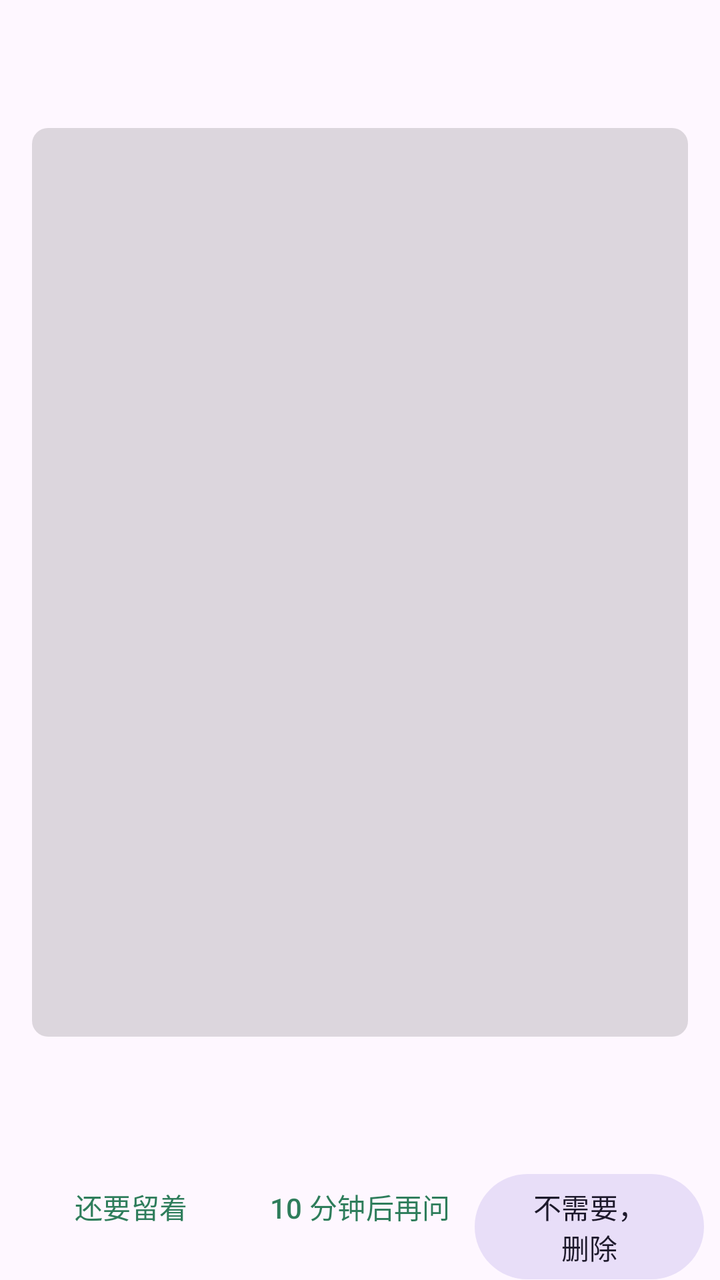
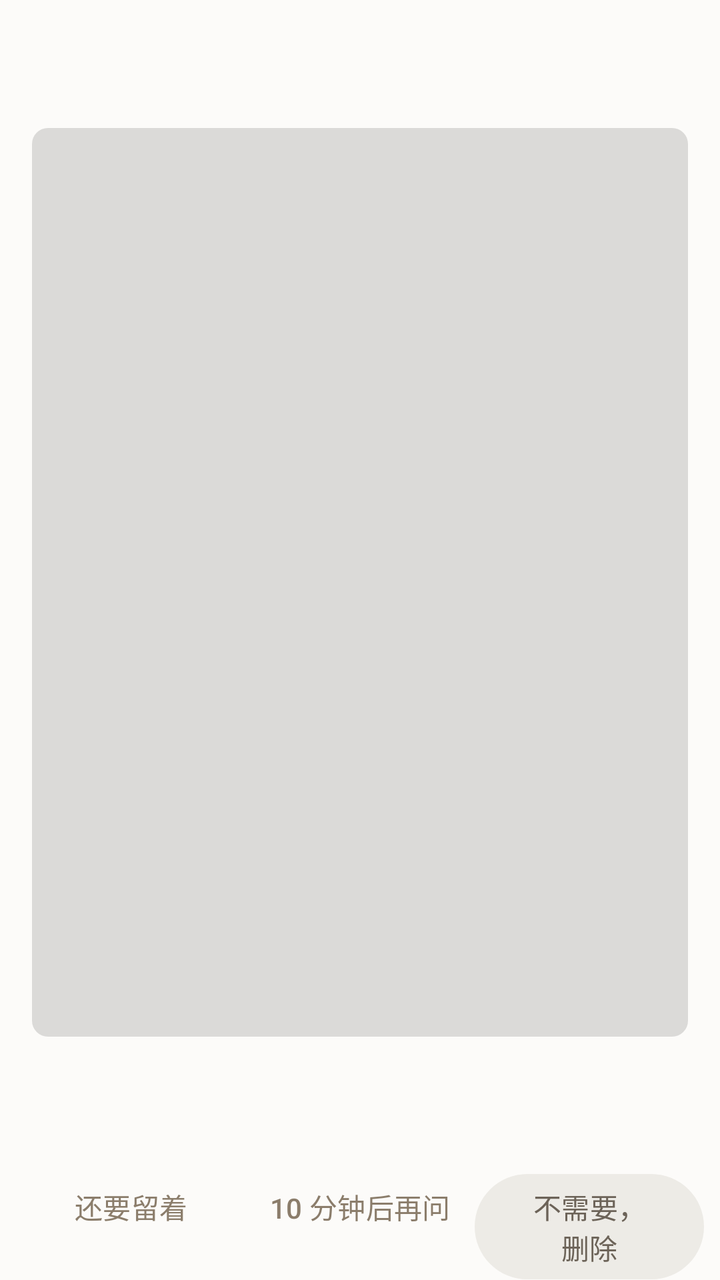

Compare the two renders of this Android layout. The source of the first and the diff that turns it into the second are given below.
<!-- AndroidManifest.xml: application theme Theme.ScreenshotBye -->
<!-- res/layout/activity_review.xml -->
<?xml version="1.0" encoding="utf-8"?>
<LinearLayout xmlns:android="http://schemas.android.com/apk/res/android"
    android:layout_width="match_parent"
    android:layout_height="match_parent"
    android:orientation="vertical">

    <com.google.android.material.appbar.MaterialToolbar
        android:id="@+id/toolbar"
        android:layout_width="match_parent"
        android:layout_height="?attr/actionBarSize" />

    <TextView
        android:id="@+id/reviewEmpty"
        android:layout_width="match_parent"
        android:layout_height="wrap_content"
        android:gravity="center"
        android:padding="32dp"
        android:text="@string/review_empty"
        android:textColor="@color/muted"
        android:visibility="gone" />

    <FrameLayout
        android:layout_width="match_parent"
        android:layout_height="0dp"
        android:layout_weight="1">

        
        <LinearLayout
            android:id="@+id/reviewCard"
            android:layout_width="match_parent"
            android:layout_height="match_parent"
            android:orientation="vertical"
            android:paddingStart="16dp"
            android:paddingEnd="16dp">

            <ImageView
                android:id="@+id/shotImage"
                android:layout_width="match_parent"
                android:layout_height="0dp"
                android:layout_weight="1"
                android:adjustViewBounds="true"
                android:background="@drawable/thumb_placeholder"
                android:contentDescription="@string/dialog_preview"
                android:scaleType="fitCenter" />

            <TextView
                android:id="@+id/shotName"
                android:layout_width="match_parent"
                android:layout_height="wrap_content"
                android:layout_marginTop="10dp"
                android:ellipsize="middle"
                android:maxLines="1"
                android:textSize="13sp"
                android:textStyle="bold" />

            <TextView
                android:id="@+id/shotMeta"
                android:layout_width="match_parent"
                android:layout_height="wrap_content"
                android:layout_marginTop="2dp"
                android:textColor="@color/muted"
                android:textSize="11sp" />

            <TextView
                android:id="@+id/shotProgress"
                android:layout_width="match_parent"
                android:layout_height="wrap_content"
                android:layout_marginTop="2dp"
                android:gravity="end"
                android:textColor="@color/muted"
                android:textSize="11sp" />
        </LinearLayout>

        
        <androidx.recyclerview.widget.RecyclerView
            android:id="@+id/confirmList"
            android:layout_width="match_parent"
            android:layout_height="match_parent"
            android:clipToPadding="false"
            android:paddingStart="12dp"
            android:paddingEnd="12dp"
            android:visibility="gone" />
    </FrameLayout>

    <LinearLayout
        android:id="@+id/reviewActions"
        android:layout_width="match_parent"
        android:layout_height="wrap_content"
        android:layout_marginStart="8dp"
        android:layout_marginEnd="8dp"
        android:orientation="horizontal">

        <com.google.android.material.button.MaterialButton
            android:id="@+id/btnKeep"
            style="@style/Widget.Material3.Button.TextButton"
            android:layout_width="0dp"
            android:layout_height="wrap_content"
            android:layout_weight="1"
            android:text="@string/act_keep" />

        <com.google.android.material.button.MaterialButton
            android:id="@+id/btnSnooze"
            style="@style/Widget.Material3.Button.TextButton"
            android:layout_width="0dp"
            android:layout_height="wrap_content"
            android:layout_weight="1"
            android:text="@string/act_snooze" />

        <com.google.android.material.button.MaterialButton
            android:id="@+id/btnDelete"
            style="@style/Widget.Material3.Button.TonalButton"
            android:layout_width="0dp"
            android:layout_height="wrap_content"
            android:layout_weight="1"
            android:text="@string/act_delete" />
    </LinearLayout>

    <LinearLayout
        android:id="@+id/confirmActions"
        android:layout_width="match_parent"
        android:layout_height="wrap_content"
        android:layout_marginStart="8dp"
        android:layout_marginEnd="8dp"
        android:orientation="horizontal"
        android:visibility="gone">

        <com.google.android.material.button.MaterialButton
            android:id="@+id/btnConfirmBack"
            style="@style/Widget.Material3.Button.OutlinedButton"
            android:layout_width="0dp"
            android:layout_height="wrap_content"
            android:layout_weight="1"
            android:text="@string/review_back" />

        <com.google.android.material.button.MaterialButton
            android:id="@+id/btnConfirmDelete"
            android:layout_width="0dp"
            android:layout_height="wrap_content"
            android:layout_marginStart="8dp"
            android:layout_weight="2"
            android:text="@string/review_confirm_delete" />
    </LinearLayout>
</LinearLayout>
<!-- resources referenced by this layout -->
<resources>
  <color name="muted">#5C6355</color>
  <style name="Theme.ScreenshotBye" parent="Theme.Material3.DayNight.NoActionBar">
          <item name="colorPrimary">@color/seed</item>
          <item name="android:statusBarColor">?attr/colorSurface</item>
          <item name="android:windowLightStatusBar" tools:targetApi="m">true</item>
      </style>
  <color name="seed">#2E7D5B</color>
  <!-- unchanged entries left out for length: 8 -->
</resources>

<!-- the commit's change to res/layout/activity_review.xml (unified diff, before → after) -->
@@ -16,7 +16,7 @@
         android:gravity="center"
         android:padding="32dp"
         android:text="@string/review_empty"
-        android:textColor="@color/muted"
+        android:textColor="?attr/colorOnSurfaceVariant"
         android:visibility="gone" />
 
     <FrameLayout
@@ -58,7 +58,7 @@
                 android:layout_width="match_parent"
                 android:layout_height="wrap_content"
                 android:layout_marginTop="2dp"
-                android:textColor="@color/muted"
+                android:textColor="?attr/colorOnSurfaceVariant"
                 android:textSize="11sp" />
 
             <TextView
@@ -67,7 +67,7 @@
                 android:layout_height="wrap_content"
                 android:layout_marginTop="2dp"
                 android:gravity="end"
-                android:textColor="@color/muted"
+                android:textColor="?attr/colorOnSurfaceVariant"
                 android:textSize="11sp" />
         </LinearLayout>
 
<!-- resource entries referenced after the edit -->
@@ -1,12 +1,83 @@
 <!-- resources referenced by this layout -->
 <resources>
-  <color name="muted">#5C6355</color>
-  <style name="Theme.ScreenshotBye" parent="Theme.Material3.DayNight.NoActionBar">
-          <item name="colorPrimary">@color/seed</item>
+  <style name="Theme.ScreenshotBye" parent="Theme.ScreenshotBye.Beige" />
+  <style name="Theme.ScreenshotBye.Beige" parent="Theme.ScreenshotBye.Base">
+          <item name="colorPrimary">@color/beige_primary</item>
+          <item name="colorOnPrimary">@color/beige_onPrimary</item>
+          <item name="colorPrimaryContainer">@color/beige_primaryContainer</item>
+          <item name="colorOnPrimaryContainer">@color/beige_onPrimaryContainer</item>
+          <item name="colorSecondary">@color/beige_secondary</item>
+          <item name="colorOnSecondary">@color/beige_onSecondary</item>
+          <item name="colorSecondaryContainer">@color/beige_secondaryContainer</item>
+          <item name="colorOnSecondaryContainer">@color/beige_onSecondaryContainer</item>
+          <item name="colorTertiary">@color/beige_tertiary</item>
+          <item name="colorOnTertiary">@color/beige_onTertiary</item>
+          <item name="colorTertiaryContainer">@color/beige_tertiaryContainer</item>
+          <item name="colorOnTertiaryContainer">@color/beige_onTertiaryContainer</item>
+          <item name="colorError">@color/beige_error</item>
+          <item name="colorOnError">@color/beige_onError</item>
+          <item name="colorErrorContainer">@color/beige_errorContainer</item>
+          <item name="colorOnErrorContainer">@color/beige_onErrorContainer</item>
+          <item name="android:colorBackground">@color/beige_background</item>
+          <item name="colorOnBackground">@color/beige_onBackground</item>
+          <item name="colorSurface">@color/beige_surface</item>
+          <item name="colorOnSurface">@color/beige_onSurface</item>
+          <item name="colorSurfaceVariant">@color/beige_surfaceVariant</item>
+          <item name="colorOnSurfaceVariant">@color/beige_onSurfaceVariant</item>
+          <item name="colorSurfaceContainerLowest">@color/beige_surfaceContainerLowest</item>
+          <item name="colorSurfaceContainerLow">@color/beige_surfaceContainerLow</item>
+          <item name="colorSurfaceContainer">@color/beige_surfaceContainer</item>
+          <item name="colorSurfaceContainerHigh">@color/beige_surfaceContainerHigh</item>
+          <item name="colorSurfaceContainerHighest">@color/beige_surfaceContainerHighest</item>
+          <item name="colorSurfaceBright">@color/beige_surfaceBright</item>
+          <item name="colorSurfaceDim">@color/beige_surfaceDim</item>
+          <item name="colorSurfaceInverse">@color/beige_inverseSurface</item>
+          <item name="colorOnSurfaceInverse">@color/beige_inverseOnSurface</item>
+          <item name="colorPrimaryInverse">@color/beige_inversePrimary</item>
+          <item name="colorOutline">@color/beige_outline</item>
+          <item name="colorOutlineVariant">@color/beige_outlineVariant</item>
+      </style>
+  <style name="Theme.ScreenshotBye.Base" parent="Theme.Material3.DayNight.NoActionBar">
           <item name="android:statusBarColor">?attr/colorSurface</item>
-          <item name="android:windowLightStatusBar" tools:targetApi="m">true</item>
+          <item name="android:navigationBarColor">?attr/colorSurface</item>
+          <item name="android:windowLightStatusBar">@bool/light_status_bar</item>
+          <item name="android:windowLightNavigationBar" tools:targetApi="o_mr1">@bool/light_status_bar</item>
+          <item name="android:textColorLink">?attr/colorPrimary</item>
       </style>
-  <color name="seed">#2E7D5B</color>
+  <color name="beige_primary">#8B7D6B</color>
+  <color name="beige_onPrimary">#FFFFFF</color>
+  <color name="beige_primaryContainer">#EBE8E4</color>
+  <color name="beige_onPrimaryContainer">#61584B</color>
+  <color name="beige_secondary">#9B8E7D</color>
+  <color name="beige_onSecondary">#FFFFFF</color>
+  <color name="beige_secondaryContainer">#EDEBE6</color>
+  <color name="beige_onSecondaryContainer">#6C6358</color>
+  <color name="beige_tertiary">#A89B8A</color>
+  <color name="beige_onTertiary">#FFFFFF</color>
+  <color name="beige_tertiaryContainer">#EFEDE8</color>
+  <color name="beige_onTertiaryContainer">#766C61</color>
+  <color name="beige_error">#B89A8A</color>
+  <color name="beige_onError">#FFFFFF</color>
+  <color name="beige_errorContainer">#F2ECE8</color>
+  <color name="beige_onErrorContainer">#816C61</color>
+  <color name="beige_background">#FCFBF9</color>
+  <color name="beige_onBackground">#5C5247</color>
+  <color name="beige_surface">#FEFDFB</color>
+  <color name="beige_onSurface">#5C5247</color>
+  <color name="beige_surfaceVariant">#F2EEE8</color>
+  <color name="beige_onSurfaceVariant">#6E6558</color>
+  <color name="beige_surfaceContainerLowest">#FFFEFD</color>
+  <color name="beige_surfaceContainerLow">#FDFCFA</color>
+  <color name="beige_surfaceContainer">#FDFCFA</color>
+  <color name="beige_surfaceContainerHigh">#F8F5F1</color>
+  <color name="beige_surfaceContainerHighest">#F4F0EB</color>
+  <color name="beige_surfaceBright">#FDFCFA</color>
+  <color name="beige_surfaceDim">#CAC9C7</color>
+  <color name="beige_inverseSurface">#746B62</color>
+  <color name="beige_inverseOnSurface">#FEFEFD</color>
+  <color name="beige_inversePrimary">#B4AA9F</color>
+  <color name="beige_outline">#B5B0A8</color>
+  <color name="beige_outlineVariant">#D1CCC4</color>
   <!-- unchanged entries left out for length: 8 -->
 </resources>
 
